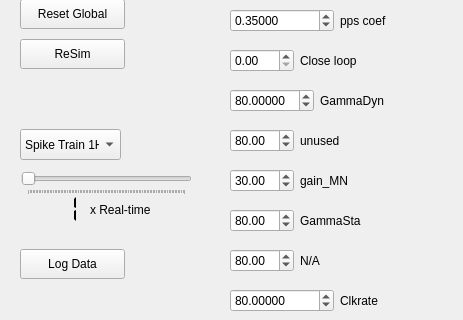
This is projects/stretch_reflex/stretch_reflex_pytester/Controls.ui in wonjsohn/nerf-verilog as Qt 5 draws it before an edit; both pictures show x 0 to 463 and y 111 to 431 of the 463 by 840 pixel window. The edited form follows.
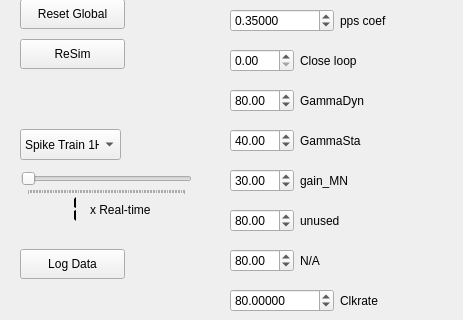
This is the edited form.

```diff
--- a/projects/stretch_reflex/stretch_reflex_pytester/Controls.ui
+++ b/projects/stretch_reflex/stretch_reflex_pytester/Controls.ui
@@ -717,7 +717,7 @@
     <item row="0" column="0">
      <widget class="QDoubleSpinBox" name="doubleSpinBox_4">
       <property name="decimals">
-       <number>5</number>
+       <number>2</number>
       </property>
       <property name="maximum">
        <double>200.000000000000000</double>
@@ -742,7 +742,7 @@
     <item row="0" column="1">
      <widget class="QLabel" name="label_5">
       <property name="text">
-       <string>unused</string>
+       <string>GammaSta</string>
       </property>
      </widget>
     </item>
@@ -752,7 +752,7 @@
        <double>200.000000000000000</double>
       </property>
       <property name="value">
-       <double>80.000000000000000</double>
+       <double>40.000000000000000</double>
       </property>
      </widget>
     </item>
@@ -800,7 +800,7 @@
     <item row="0" column="1">
      <widget class="QLabel" name="label_7">
       <property name="text">
-       <string>GammaSta</string>
+       <string>unused</string>
       </property>
      </widget>
     </item>
```
